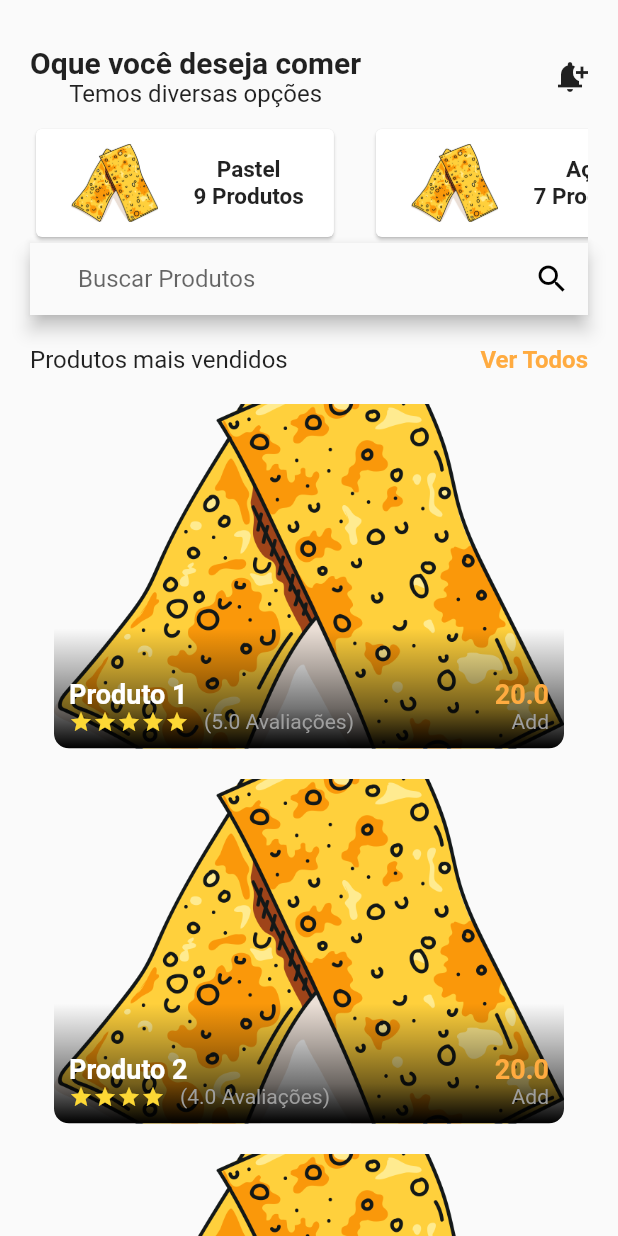
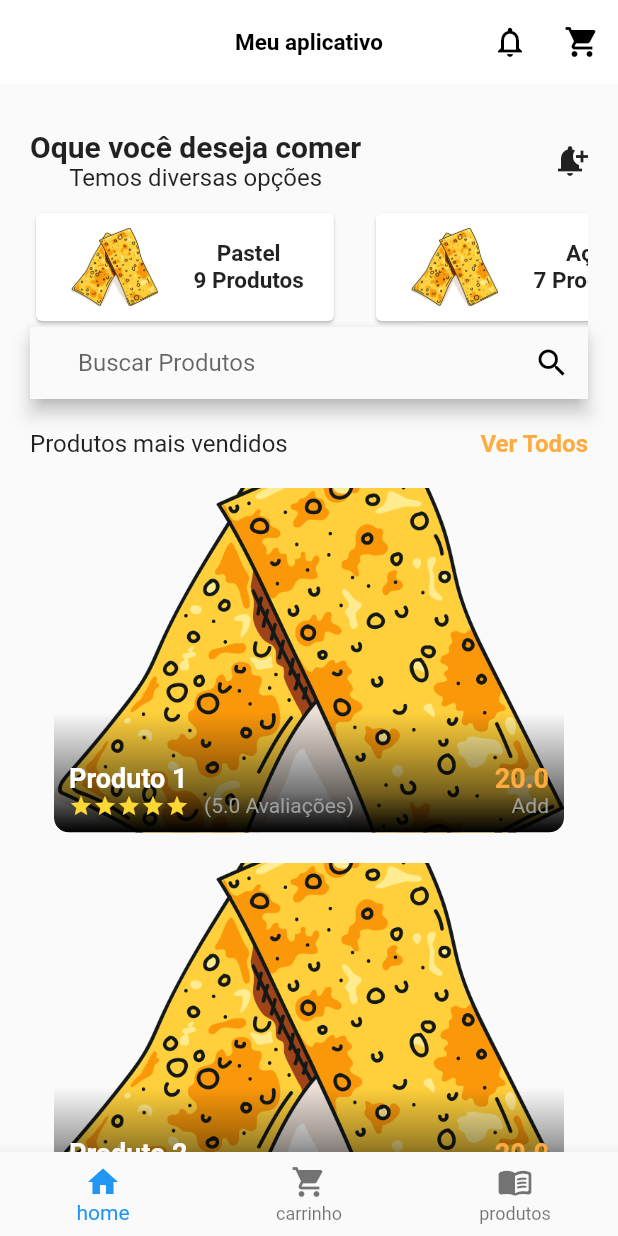
Before and after one commit to Israel-Oliveira/aula-templates, a Flutter app: the screen it shows after launch, on a phone screen of 412 x 824 dp. Run offline on Flutter 3.47's test engine with Material 2 defaults, Android fonts, the phone set to English and light mode, and no system bars.

Commit message:
Adicionando a bottom bar e a troca de telas

```diff
--- a/App/lib/src/Tabs/tabs.dart
+++ b/App/lib/src/Tabs/tabs.dart
@@ -1,5 +1,8 @@
 import 'package:aula_template/src/Pages/tela_inicial.dart';
 import 'package:flutter/material.dart';
+
+import '../Pages/carrinho_pages.dart';
+import '../Pages/produtos_page.dart';
 
 class Tabs extends StatefulWidget {
   const Tabs({super.key});
@@ -11,10 +14,77 @@ class Tabs extends StatefulWidget {
 class _TabsState extends State<Tabs> {
   int abaAtual = 0;
   late TelaInicial telaInicial;
+  late CarrinhoPage carrinho;
+  late ProdutosPage produtos;
 
+  late List<Widget> pages;
+
+  late Widget pageAtual;
+
+  @override
+  void initState() {
+    telaInicial = TelaInicial();
+    carrinho = CarrinhoPage();
+    produtos = ProdutosPage();
+
+    pages = [telaInicial, carrinho, produtos];
+    pageAtual = telaInicial;
+    super.initState();
+  }
 
   @override
   Widget build(BuildContext context) {
-    return const Placeholder();
+    return SafeArea(
+        child: Scaffold(
+      appBar: AppBar(
+        backgroundColor: Colors.white,
+        elevation: 0,
+        iconTheme: IconThemeData(color: Colors.black),
+        title: Text(
+          abaAtual == 0
+              ? "Meu aplicativo"
+              : abaAtual == 1
+                  ? "Carrinho"
+                  : abaAtual == 2
+                      ? "Produtos"
+                      : "Categorias",
+          style: TextStyle(
+              color: Colors.black, fontSize: 15, fontWeight: FontWeight.bold),
+        ),
+        centerTitle: true,
+        actions: [
+          IconButton(
+              icon: Icon(
+                Icons.notifications_none,
+              ),
+              color: Colors.black,
+              onPressed: () {}),
+          IconButton(
+            icon: Icon(Icons.shopping_cart),
+            color: Colors.black,
+            onPressed: () {},
+          )
+        ],
+      ),
+      resizeToAvoidBottomInset: false,
+      bottomNavigationBar: BottomNavigationBar(
+        currentIndex: abaAtual,
+        onTap: (index) {
+          setState(() {
+            abaAtual = index;
+            pageAtual = pages[index];
+          });
+        },
+        type: BottomNavigationBarType.fixed,
+        items: const <BottomNavigationBarItem>[
+          BottomNavigationBarItem(icon: Icon(Icons.home), label: "home"),
+          BottomNavigationBarItem(
+              icon: Icon(Icons.shopping_cart), label: "carrinho"),
+          BottomNavigationBarItem(
+              icon: Icon(Icons.menu_book_rounded), label: "produtos"),
+        ],
+      ),
+      body: pageAtual,
+    ));
   }
 }
--- a/App/lib/src/app.dart
+++ b/App/lib/src/app.dart
@@ -1,6 +1,6 @@
 // ignore_for_file: file_names
 
-import 'package:aula_template/src/Pages/tela_inicial.dart';
+import 'package:aula_template/src/Tabs/tabs.dart';
 import 'package:flutter/material.dart';
 
 class App extends StatelessWidget {
@@ -11,7 +11,7 @@ class App extends StatelessWidget {
     return MaterialApp(
       title: "Template Aula",
       theme: ThemeData(primaryColor: Colors.blue.shade100),
-      home: const TelaInicial(),
+      home: Tabs(),
     );
   }
 }
```
Also changed, not shown: App/lib/src/Pages/carrinho_pages.dart (added, +18 -0 lines), App/lib/src/Pages/produtos_page.dart (added, +17 -0 lines).
